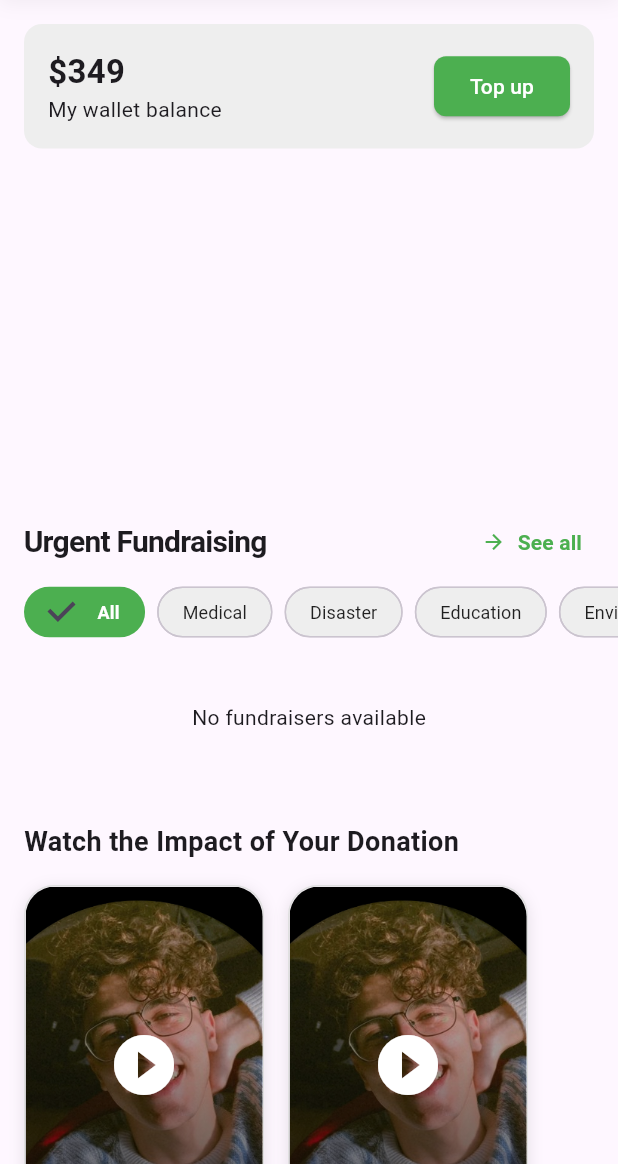
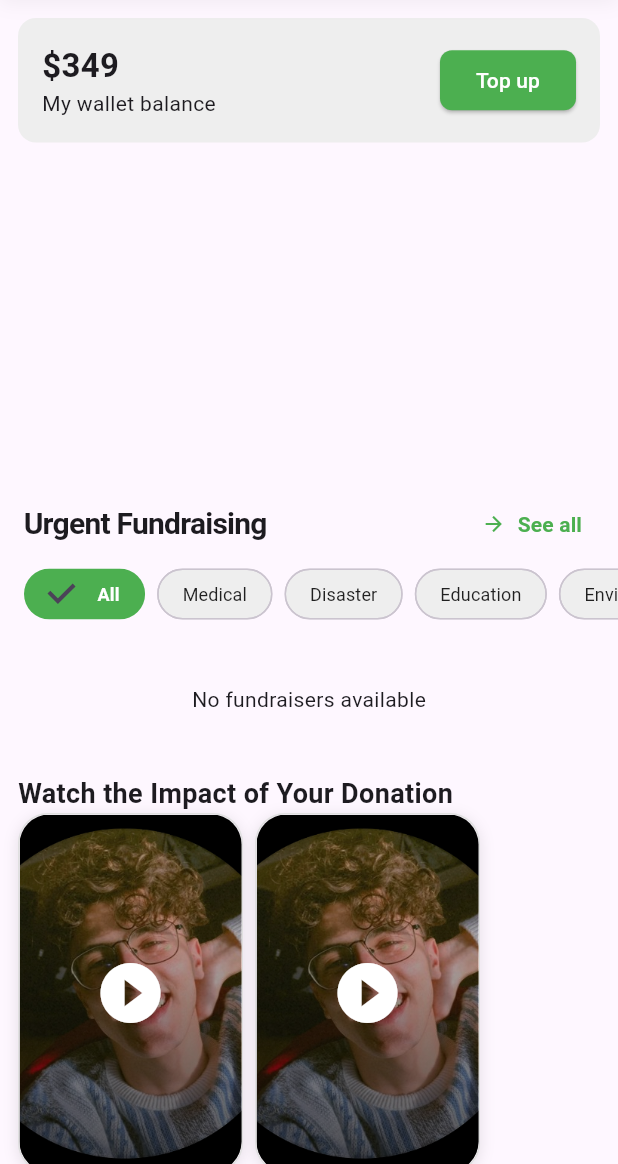
Before and after one commit to zyx721/AOT_DCF, a Flutter app: the HomeScreen screen opened directly, on a phone screen of 412 x 824 dp, the part 72-1236 px from its top. Run offline on Flutter 3.47's test engine with Material 3 defaults, Android fonts, the phone set to English and light mode, and no system bars; drawn by our look-alikes of carousel_slider; our stand-ins replace cached_network_image, cloud_firestore, file_picker, firebase_auth, firebase_core, firebase_messaging and 20 more; missing offline and left inert: flutter_pdfview, googleapis, pay; accounts and stored records are empty; project files that could hold a hidden picture were left out.

Commit message:
still working (but reels are working from drive)

```diff
--- a/frontend/lib/screens/Home_screen/home_screen.dart
+++ b/frontend/lib/screens/Home_screen/home_screen.dart
@@ -29,8 +29,8 @@ class VideoCard extends StatelessWidget {
     return GestureDetector(
       onTap: onTap,
       child: Container(
-        width: 160, // Reduced width for phone shape
-        margin: EdgeInsets.only(right: 16),
+        width: 150, // Reduced width
+        margin: EdgeInsets.only(right: 8), // Reduced margin
         child: Column(
           crossAxisAlignment: CrossAxisAlignment.start,
           children: [
@@ -79,9 +79,9 @@ class VideoCard extends StatelessWidget {
                 ),
               ),
             ),
-            // Remove SizedBox and adjust Text padding
-            Padding(
-              padding: EdgeInsets.only(top: 4), // Reduced from 8 to 4
+            Container(
+              height: 40, // Fixed height for text container
+              padding: EdgeInsets.only(top: 4),
               child: Text(
                 title,
                 style: TextStyle(
@@ -170,14 +170,13 @@ class _FundraisingHomePageState extends State<HomeScreen> {
         ],
       ),
       body: SingleChildScrollView(
-        child: Padding(
-          padding: EdgeInsets.only(bottom: 20.0), // Add bottom padding
         child: Column(
           crossAxisAlignment: CrossAxisAlignment.start,
           children: [
-              SizedBox(height: 16), // Add this line for top spacing
+            SizedBox(height: 12), // Reduced spacing
             Padding(
-                padding: EdgeInsets.symmetric(horizontal: 16.0),
+              padding:
+                  EdgeInsets.symmetric(horizontal: 12.0), // Reduced padding
               child: Container(
                 padding: EdgeInsets.all(16),
                 decoration: BoxDecoration(
@@ -209,9 +208,9 @@ class _FundraisingHomePageState extends State<HomeScreen> {
                 ),
               ),
             ),
-              SizedBox(height: 20),
+            SizedBox(height: 16), // Reduced spacing
             _buildImageSlider(),
-              SizedBox(height: 20),
+            SizedBox(height: 16), // Reduced spacing
             _buildFundraisingSection('Urgent Fundraising', [
               'All',
               'Medical',
@@ -226,11 +225,11 @@ class _FundraisingHomePageState extends State<HomeScreen> {
               'Difable',
               'Humanity',
               'Others'
-              ]), // Removed Padding
-              SizedBox(height: 20),
-              // Add new video section
+            ]),
+            SizedBox(height: 16), // Reduced spacing
             Padding(
-                padding: const EdgeInsets.all(16.0),
+              padding: const EdgeInsets.symmetric(
+                  horizontal: 12.0), // Reduced padding
               child: Text(
                 "Watch the Impact of Your Donation",
                 style: TextStyle(fontSize: 18, fontWeight: FontWeight.bold),
@@ -240,29 +239,25 @@ class _FundraisingHomePageState extends State<HomeScreen> {
               height: 280, // Increased height for phone shape
               child: ListView(
                 scrollDirection: Axis.horizontal,
-                  padding: EdgeInsets.symmetric(horizontal: 16),
+                padding:
+                    EdgeInsets.symmetric(horizontal: 12), // Reduced padding
                 children: [
                   VideoCard(
                     image: 'assets/images/profile.jpg',
                     title: "Sarah's Surgery Was Successful",
-                      onTap: () => Navigator.push(
-                          context,
-                          MaterialPageRoute(
-                              builder: (context) => ReelsScreen())),
+                    onTap: () => Navigator.push(context,
+                        MaterialPageRoute(builder: (context) => ReelsScreen())),
                   ),
                   VideoCard(
                     image: 'assets/images/profile.jpg',
                     title: "Siamese Twins Surgery Was Successful",
-                      onTap: () => Navigator.push(
-                          context,
-                          MaterialPageRoute(
-                              builder: (context) => ReelsScreen())),
+                    onTap: () => Navigator.push(context,
+                        MaterialPageRoute(builder: (context) => ReelsScreen())),
                   ),
                 ],
               ),
             ),
           ],
-          ),
         ),
       ),
     );
```
Lines whose indentation alone changed are shown as unchanged.
